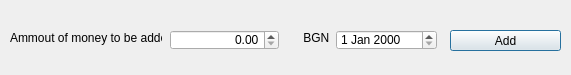
satanasov/NETB380, file NETB380_ExpenseManager/ep_add_money.ui: the form before one commit.
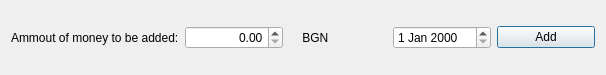
The form after the commit. Icons and pictures are not drawn.

Commit message:
custom date
- added ep_other for custom dates
- layout for ep_other
- layout for add_money
- fixed button from custom to choose date from ep_other to report instead of custom to report directly

```diff
--- a/NETB380_ExpenseManager/ep_add_money.ui
+++ b/NETB380_ExpenseManager/ep_add_money.ui
@@ -9,7 +9,7 @@
    <rect>
     <x>0</x>
     <y>0</y>
-    <width>571</width>
+    <width>606</width>
     <height>75</height>
    </rect>
   </property>
@@ -23,28 +23,16 @@
   <property name="locale">
    <locale language="C" country="AnyCountry"/>
   </property>
+  <layout class="QHBoxLayout" name="horizontalLayout">
+   <item>
   <widget class="QLabel" name="label">
-   <property name="geometry">
-    <rect>
-     <x>10</x>
-     <y>30</y>
-     <width>152</width>
-     <height>16</height>
-    </rect>
-   </property>
    <property name="text">
     <string>Ammout of money to be added:</string>
    </property>
   </widget>
+   </item>
+   <item>
   <widget class="QDoubleSpinBox" name="doubleSpinBoxAmmount">
-   <property name="geometry">
-    <rect>
-     <x>170</x>
-     <y>30</y>
-     <width>109</width>
-     <height>20</height>
-    </rect>
-   </property>
    <property name="alignment">
     <set>Qt::AlignRight|Qt::AlignTrailing|Qt::AlignVCenter</set>
    </property>
@@ -52,28 +40,9 @@
     <double>999999999999.989990234375000</double>
    </property>
   </widget>
-  <widget class="QPushButton" name="pushButtonMoneyAdd">
-   <property name="geometry">
-    <rect>
-     <x>450</x>
-     <y>30</y>
-     <width>111</width>
-     <height>21</height>
-    </rect>
-   </property>
-   <property name="text">
-    <string>Add</string>
-   </property>
-  </widget>
+   </item>
+   <item>
   <widget class="QLabel" name="label_2">
-   <property name="geometry">
-    <rect>
-     <x>290</x>
-     <y>30</y>
-     <width>51</width>
-     <height>16</height>
-    </rect>
-   </property>
    <property name="text">
     <string>    BGN</string>
    </property>
@@ -81,16 +50,18 @@
     <set>Qt::AlignJustify|Qt::AlignVCenter</set>
    </property>
   </widget>
-  <widget class="QDateEdit" name="dateEditDateExpense">
-   <property name="geometry">
-    <rect>
-     <x>336</x>
-     <y>30</y>
-     <width>101</width>
-     <height>20</height>
-    </rect>
-   </property>
-  </widget>
+   </item>
+   <item>
+    <widget class="QDateEdit" name="dateEditDateExpense"/>
+   </item>
+   <item>
+    <widget class="QPushButton" name="pushButtonMoneyAdd">
+     <property name="text">
+      <string>Add</string>
+     </property>
+    </widget>
+   </item>
+  </layout>
  </widget>
  <resources>
   <include location="resources.qrc"/>
```
Lines whose indentation alone changed are shown as unchanged. The commit also changes 6 other files.
